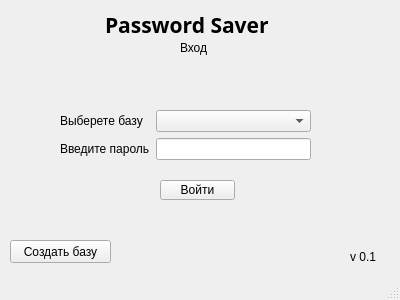
rybkinn/PasswordSaver, file ui/StartWindow.ui: the form before one commit.
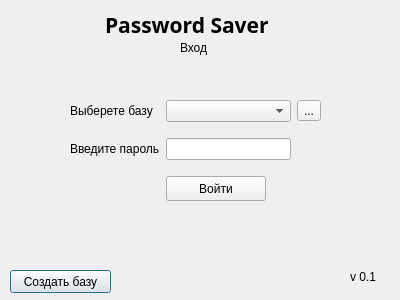
The form after the commit.

The edit to the form file:
```diff
--- a/ui/StartWindow.ui
+++ b/ui/StartWindow.ui
@@ -1,7 +1,7 @@
 <?xml version="1.0" encoding="UTF-8"?>
 <ui version="4.0">
- <class>MainWindow</class>
- <widget class="QMainWindow" name="MainWindow">
+ <class>Dialog</class>
+ <widget class="QDialog" name="Dialog">
   <property name="geometry">
    <rect>
     <x>0</x>
@@ -10,12 +10,6 @@
     <height>300</height>
    </rect>
   </property>
-  <property name="sizePolicy">
-   <sizepolicy hsizetype="Preferred" vsizetype="Preferred">
-    <horstretch>0</horstretch>
-    <verstretch>0</verstretch>
-   </sizepolicy>
-  </property>
   <property name="minimumSize">
    <size>
     <width>400</width>
@@ -31,7 +25,45 @@
   <property name="windowTitle">
    <string>Password Saver - Вход</string>
   </property>
-  <widget class="QWidget" name="centralwidget">
+  <widget class="QLabel" name="label_5">
+   <property name="geometry">
+    <rect>
+     <x>180</x>
+     <y>40</y>
+     <width>31</width>
+     <height>16</height>
+    </rect>
+   </property>
+   <property name="text">
+    <string>Вход</string>
+   </property>
+  </widget>
+  <widget class="QPushButton" name="pushButton_2">
+   <property name="geometry">
+    <rect>
+     <x>10</x>
+     <y>270</y>
+     <width>101</width>
+     <height>23</height>
+    </rect>
+   </property>
+   <property name="text">
+    <string>Создать базу</string>
+   </property>
+  </widget>
+  <widget class="QLabel" name="label_4">
+   <property name="geometry">
+    <rect>
+     <x>350</x>
+     <y>270</y>
+     <width>47</width>
+     <height>13</height>
+    </rect>
+   </property>
+   <property name="text">
+    <string>v 0.1</string>
+   </property>
+  </widget>
    <widget class="QLabel" name="label">
     <property name="geometry">
      <rect>
@@ -56,35 +88,83 @@
      <string>Password Saver</string>
     </property>
    </widget>
-   <widget class="QWidget" name="formLayoutWidget">
+  <widget class="QWidget" name="gridLayoutWidget">
     <property name="geometry">
      <rect>
-      <x>60</x>
-      <y>110</y>
+     <x>70</x>
+     <y>90</y>
       <width>251</width>
-      <height>51</height>
-     </rect>
-    </property>
-    <layout class="QFormLayout" name="formLayout">
+     <height>121</height>
+    </rect>
+   </property>
+   <layout class="QGridLayout" name="gridLayout">
+    <item row="2" column="1">
+     <widget class="QPushButton" name="pushButton_3">
+      <property name="sizePolicy">
+       <sizepolicy hsizetype="Minimum" vsizetype="Fixed">
+        <horstretch>0</horstretch>
+        <verstretch>1</verstretch>
+       </sizepolicy>
+      </property>
+      <property name="minimumSize">
+       <size>
+        <width>0</width>
+        <height>0</height>
+       </size>
+      </property>
+      <property name="maximumSize">
+       <size>
+        <width>100</width>
+        <height>25</height>
+       </size>
+      </property>
+      <property name="sizeIncrement">
+       <size>
+        <width>0</width>
+        <height>0</height>
+       </size>
+      </property>
+      <property name="baseSize">
+       <size>
+        <width>0</width>
+        <height>0</height>
+       </size>
+      </property>
+      <property name="text">
+       <string>Войти</string>
+      </property>
+     </widget>
+    </item>
      <item row="0" column="0">
-      <widget class="QLabel" name="label_2">
+     <widget class="QLabel" name="label_6">
        <property name="text">
         <string>Выберете базу</string>
        </property>
       </widget>
      </item>
-     <item row="0" column="1">
-      <widget class="QComboBox" name="comboBox"/>
-     </item>
      <item row="1" column="0">
-      <widget class="QLabel" name="label_3">
+     <widget class="QLabel" name="label_7">
        <property name="text">
         <string>Введите пароль</string>
        </property>
       </widget>
      </item>
+    <item row="0" column="1">
+     <widget class="QComboBox" name="comboBox_2">
+      <property name="currentText">
+       <string/>
+      </property>
+     </widget>
+    </item>
+    <item row="0" column="2">
+     <widget class="QToolButton" name="toolButton">
+      <property name="text">
+       <string>...</string>
+      </property>
+     </widget>
+    </item>
      <item row="1" column="1">
-      <widget class="QLineEdit" name="lineEdit">
+     <widget class="QLineEdit" name="lineEdit_2">
        <property name="echoMode">
         <enum>QLineEdit::Password</enum>
        </property>
@@ -92,70 +172,6 @@
      </item>
     </layout>
    </widget>
-   <widget class="QPushButton" name="pushButton">
-    <property name="geometry">
-     <rect>
-      <x>160</x>
-      <y>180</y>
-      <width>75</width>
-      <height>20</height>
-     </rect>
-    </property>
-    <property name="text">
-     <string>Войти</string>
-    </property>
-   </widget>
-   <widget class="QPushButton" name="pushButton_2">
-    <property name="geometry">
-     <rect>
-      <x>10</x>
-      <y>240</y>
-      <width>101</width>
-      <height>23</height>
-     </rect>
-    </property>
-    <property name="text">
-     <string>Создать базу</string>
-    </property>
-   </widget>
-   <widget class="QLabel" name="label_4">
-    <property name="geometry">
-     <rect>
-      <x>350</x>
-      <y>250</y>
-      <width>47</width>
-      <height>13</height>
-     </rect>
-    </property>
-    <property name="text">
-     <string>v 0.1</string>
-    </property>
-   </widget>
-   <widget class="QLabel" name="label_5">
-    <property name="geometry">
-     <rect>
-      <x>180</x>
-      <y>40</y>
-      <width>31</width>
-      <height>16</height>
-     </rect>
-    </property>
-    <property name="text">
-     <string>Вход</string>
-    </property>
-   </widget>
-  </widget>
-  <widget class="QMenuBar" name="menubar">
-   <property name="geometry">
-    <rect>
-     <x>0</x>
-     <y>0</y>
-     <width>400</width>
-     <height>21</height>
-    </rect>
-   </property>
-  </widget>
-  <widget class="QStatusBar" name="statusbar"/>
  </widget>
  <resources/>
  <connections/>
```
Lines whose indentation alone changed are shown as unchanged.
